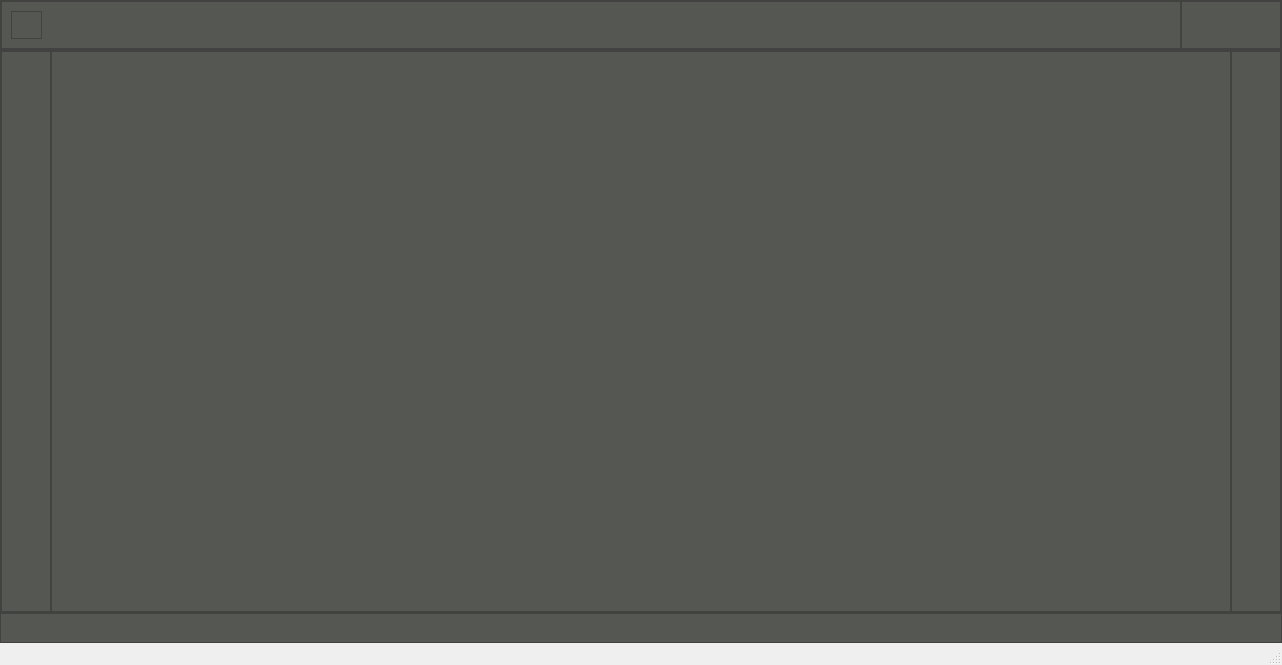
Above: mdt_mainWindow.ui from nicoloesch/MDT before the change. Below: the same form after it.
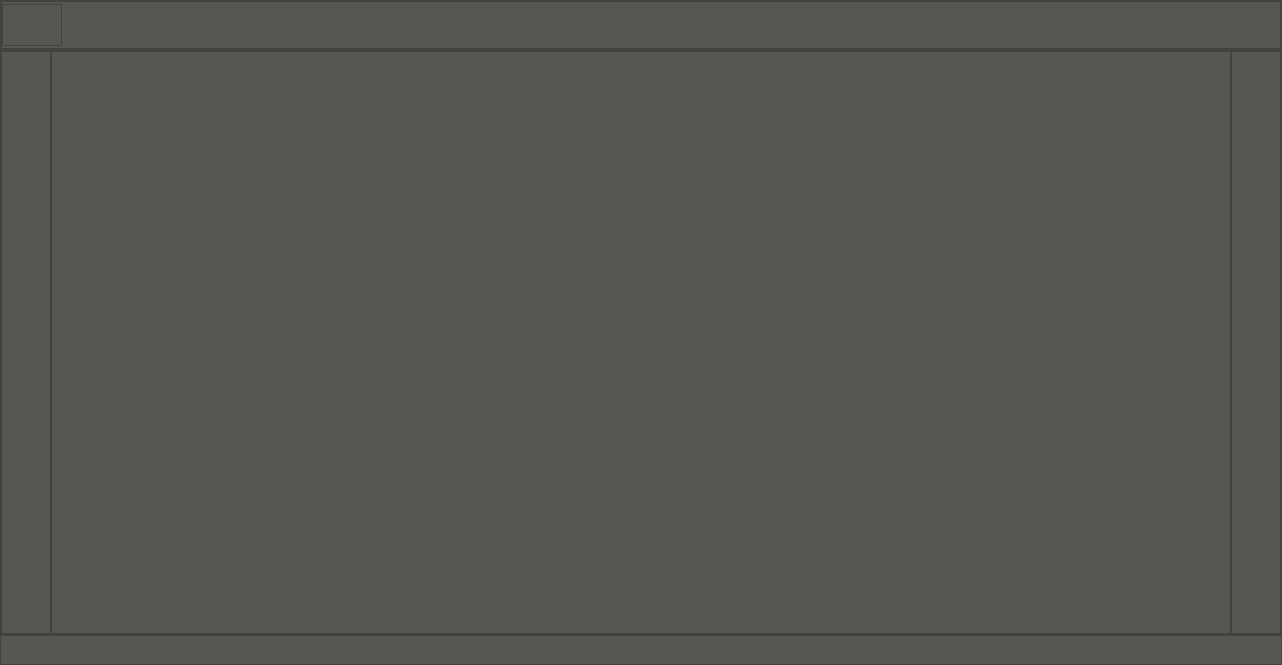
That is the form after the change. Icons and pictures are not drawn.

Commit message: Changed UI and removed Menu Buttons

What changed in the file:
```diff
--- a/mdt_mainWindow.ui
+++ b/mdt_mainWindow.ui
@@ -86,64 +86,6 @@
          <property name="frameShadow">
           <enum>QFrame::Raised</enum>
          </property>
-         <widget class="QFrame" name="frame">
-          <property name="geometry">
-           <rect>
-            <x>10</x>
-            <y>10</y>
-            <width>31</width>
-            <height>28</height>
-           </rect>
-          </property>
-          <property name="frameShape">
-           <enum>QFrame::StyledPanel</enum>
-          </property>
-          <property name="frameShadow">
-           <enum>QFrame::Plain</enum>
-          </property>
-          <property name="lineWidth">
-           <number>1</number>
-          </property>
-          <widget class="QPushButton" name="leftMenuButton">
-           <property name="geometry">
-            <rect>
-             <x>1</x>
-             <y>2</y>
-             <width>28</width>
-             <height>24</height>
-            </rect>
-           </property>
-           <property name="text">
-            <string/>
-           </property>
-           <property name="icon">
-            <iconset resource="icon/icons.qrc">
-             <normaloff>:/icons/menu.png</normaloff>:/icons/menu.png</iconset>
-           </property>
-           <property name="flat">
-            <bool>true</bool>
-           </property>
-          </widget>
-         </widget>
-        </widget>
-       </item>
-       <item>
-        <widget class="QFrame" name="topRightBtns">
-         <property name="maximumSize">
-          <size>
-           <width>100</width>
-           <height>16777215</height>
-          </size>
-         </property>
-         <property name="styleSheet">
-          <string notr="true"/>
-         </property>
-         <property name="frameShape">
-          <enum>QFrame::StyledPanel</enum>
-         </property>
-         <property name="frameShadow">
-          <enum>QFrame::Raised</enum>
-         </property>
          <layout class="QHBoxLayout" name="horizontalLayout_2">
           <property name="spacing">
            <number>0</number>
@@ -160,64 +102,39 @@
           <property name="bottomMargin">
            <number>0</number>
           </property>
-          <item>
-           <widget class="QPushButton" name="minimizeButton">
-            <property name="maximumSize">
+          <item alignment="Qt::AlignLeft|Qt::AlignVCenter">
+           <widget class="QFrame" name="frame">
+            <property name="minimumSize">
              <size>
-              <width>24</width>
-              <height>24</height>
+              <width>50</width>
+              <height>0</height>
              </size>
             </property>
-            <property name="text">
-             <string/>
+            <property name="frameShape">
+             <enum>QFrame::StyledPanel</enum>
             </property>
-            <property name="icon">
-             <iconset resource="icon/icons.qrc">
-              <normaloff>:/icons/remove.png</normaloff>:/icons/remove.png</iconset>
+            <property name="frameShadow">
+             <enum>QFrame::Plain</enum>
             </property>
-            <property name="flat">
-             <bool>true</bool>
+            <property name="lineWidth">
+             <number>1</number>
             </property>
-           </widget>
-          </item>
-          <item>
-           <widget class="QPushButton" name="restoreButton">
-            <property name="maximumSize">
-             <size>
-              <width>24</width>
-              <height>24</height>
-             </size>
-            </property>
-            <property name="text">
-             <string/>
-            </property>
-            <property name="icon">
-             <iconset resource="icon/icons.qrc">
-              <normaloff>:/icons/stop.png</normaloff>:/icons/stop.png</iconset>
-            </property>
-            <property name="flat">
-             <bool>true</bool>
-            </property>
-           </widget>
-          </item>
-          <item>
-           <widget class="QPushButton" name="closeButton">
-            <property name="maximumSize">
-             <size>
-              <width>24</width>
-              <height>24</height>
-             </size>
-            </property>
-            <property name="text">
-             <string/>
-            </property>
-            <property name="icon">
-             <iconset resource="icon/icons.qrc">
-              <normaloff>:/icons/close.png</normaloff>:/icons/close.png</iconset>
-            </property>
-            <property name="flat">
-             <bool>true</bool>
-            </property>
+            <layout class="QHBoxLayout" name="horizontalLayout_4">
+             <item>
+              <widget class="QPushButton" name="leftMenuButton">
+               <property name="text">
+                <string/>
+               </property>
+               <property name="icon">
+                <iconset resource="icon/icons.qrc">
+                 <normaloff>:/icons/menu.png</normaloff>:/icons/menu.png</iconset>
+               </property>
+               <property name="flat">
+                <bool>true</bool>
+               </property>
+              </widget>
+             </item>
+            </layout>
            </widget>
           </item>
          </layout>
@@ -362,7 +279,6 @@
     </rect>
    </property>
   </widget>
-  <widget class="QStatusBar" name="statusbar"/>
  </widget>
  <resources>
   <include location="icon/icons.qrc"/>
```
The commit also changes 1 other file.
